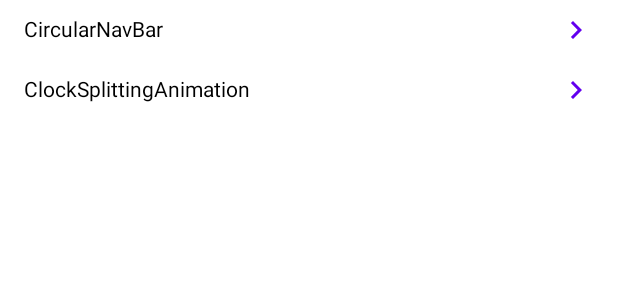
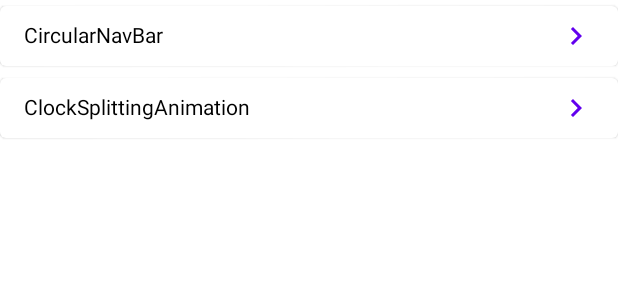
Before and after one commit to guilhermemagro/my-playground, an Android app built with Jetpack Compose: the @Preview function HomeScreenPreview, on a phone screen of 412 x 824 dp. Shown: the top 300 px of the screen. Run offline under Robolectric (Android 15) with nearby library versions, the phone set to English and light mode, and no system bars.

Commit message:
Change home screen list to card

```diff
--- a/app/src/main/java/com/guilhermemagro/myplayground/ui/components/ListItemView.kt
+++ b/app/src/main/java/com/guilhermemagro/myplayground/ui/components/ListItemView.kt
@@ -5,6 +5,8 @@ import androidx.compose.foundation.layout.Arrangement
 import androidx.compose.foundation.layout.Row
 import androidx.compose.foundation.layout.fillMaxWidth
 import androidx.compose.foundation.layout.padding
+import androidx.compose.material.Card
+import androidx.compose.material.ExperimentalMaterialApi
 import androidx.compose.material.Icon
 import androidx.compose.material.MaterialTheme
 import androidx.compose.material.Text
@@ -16,12 +18,14 @@ import androidx.compose.ui.Modifier
 import androidx.compose.ui.tooling.preview.Preview
 import androidx.compose.ui.unit.dp
 
+@OptIn(ExperimentalMaterialApi::class)
 @Composable
 fun ListItemView(
     modifier: Modifier = Modifier,
     title: String,
     onClick: (() -> Unit)? = null,
 ) {
+    Card(onClick = { onClick?.invoke() },) {
         Row(
             modifier = modifier
                 .clickable { onClick?.invoke() }
@@ -38,6 +42,7 @@ fun ListItemView(
             )
         }
     }
+}
 
 @Preview(showBackground = true)
 @Composable
```
Lines whose indentation alone changed are shown as unchanged.
